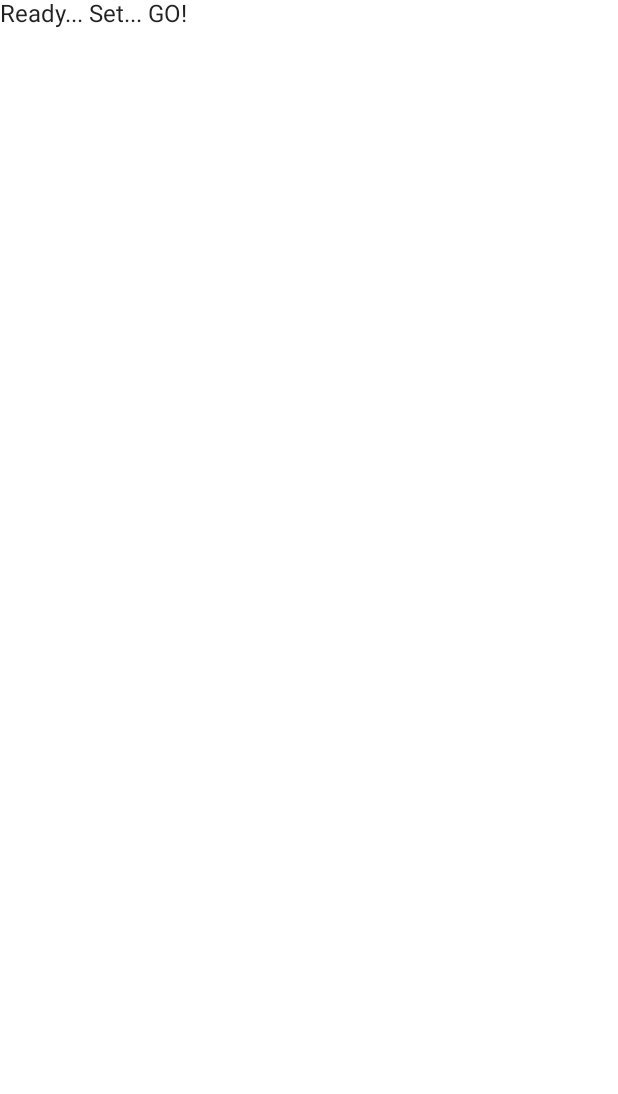
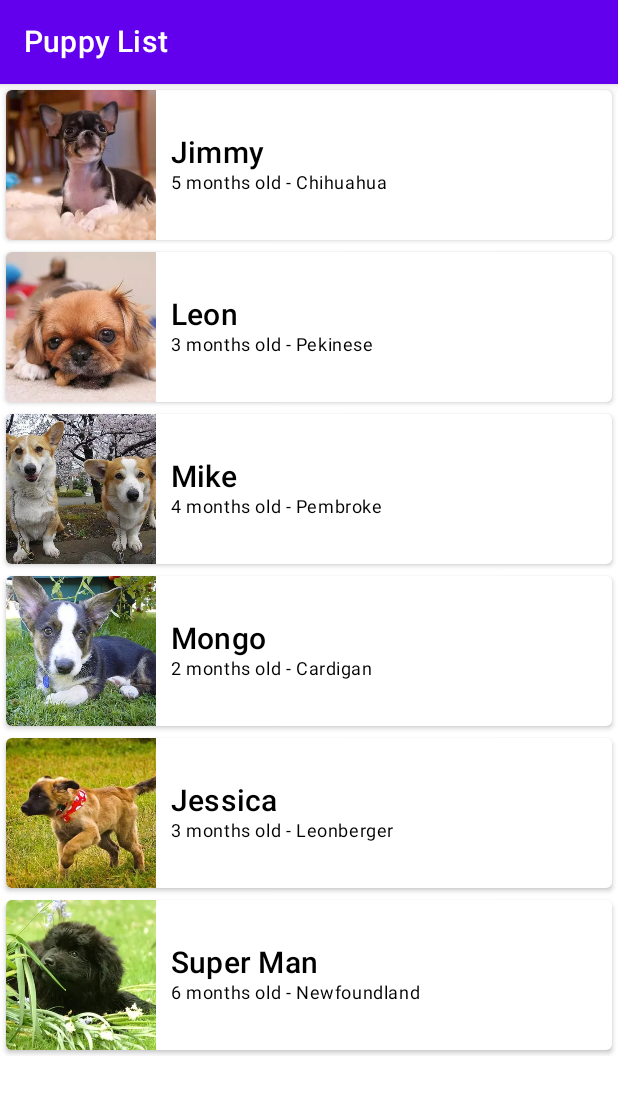
Before and after one commit to narakai/puppy_adoption, an Android app built with Jetpack Compose: the screen it shows after launch (MainActivity), on a phone screen of 412 x 824 dp. Before the commit the part shown is almost empty. Shown: the top 1094 px of the screen. Run offline under Robolectric (Android 15) with nearby library versions, the phone set to English and light mode, and no system bars; our stand-ins replace livedata-compose; 1 statement that could not run was skipped.

Commit message:
Android Dev Challenge: lift off with Jetpack Compose

```diff
--- a/app/build.gradle
+++ b/app/build.gradle
@@ -74,6 +74,10 @@ dependencies {
     implementation "androidx.compose.ui:ui-tooling:$compose_version"
     implementation 'androidx.lifecycle:lifecycle-runtime-ktx:2.3.0'
 
+    implementation 'androidx.lifecycle:lifecycle-viewmodel-compose:1.0.0-alpha02'
+    implementation 'androidx.compose.runtime:runtime-livedata:1.0.0-beta01'
+    implementation "androidx.navigation:navigation-compose:1.0.0-alpha08"
+
     testImplementation 'junit:junit:4.13.2'
 
     androidTestImplementation 'androidx.test.ext:junit:1.1.2'
--- a/app/src/main/java/com/example/androiddevchallenge/MainActivity.kt
+++ b/app/src/main/java/com/example/androiddevchallenge/MainActivity.kt
@@ -23,6 +23,7 @@ import androidx.compose.material.Surface
 import androidx.compose.material.Text
 import androidx.compose.runtime.Composable
 import androidx.compose.ui.tooling.preview.Preview
+import com.example.androiddevchallenge.ui.PageNavigationController
 import com.example.androiddevchallenge.ui.theme.MyTheme
 
 class MainActivity : AppCompatActivity() {
@@ -30,7 +31,7 @@ class MainActivity : AppCompatActivity() {
         super.onCreate(savedInstanceState)
         setContent {
             MyTheme {
-                MyApp()
+                PageNavigationController()
             }
         }
     }
--- /dev/null
+++ b/app/src/main/java/com/example/androiddevchallenge/model/Puppy.kt
@@ -0,0 +1,82 @@
+/*
+ *
+ *  * Copyright 2021 The Android Open Source Project
+ *  *
+ *  * Licensed under the Apache License, Version 2.0 (the "License");
+ *  * you may not use this file except in compliance with the License.
+ *  * You may obtain a copy of the License at
+ *  *
+ *  *     https://www.apache.org/licenses/LICENSE-2.0
+ *  *
+ *  * Unless required by applicable law or agreed to in writing, software
+ *  * distributed under the License is distributed on an "AS IS" BASIS,
+ *  * WITHOUT WARRANTIES OR CONDITIONS OF ANY KIND, either express or implied.
+ *  * See the License for the specific language governing permissions and
+ *  * limitations under the License.
+ *
+ */
+
+package com.example.androiddevchallenge.model
+
+import androidx.annotation.DrawableRes
+import com.example.androiddevchallenge.R
+
+data class Puppy(
+    val id: Int,
+    val name: String,
+    val breed: String,
+    val description: String,
+    val age: String,
+    @DrawableRes val drawableRes: Int
+)
+
+val samplePuppyList = listOf(
+    Puppy(
+        1,
+        "Jimmy",
+        "Chihuahua",
+        "The Chihuahua dog breed‘s charms include their small size, big personality, and variety in coat types and colors.",
+        "5 months old",
+        R.drawable.chihuahua
+    ),
+    Puppy(
+        2,
+        "Leon",
+        "Pekinese",
+        "The Pekingese, a compact toy companion of regal bearing and a distinctive rolling gait, is one of several breeds created for the ruling classes of ancient China.",
+        "3 months old",
+        R.drawable.pekinese
+    ),
+    Puppy(
+        3,
+        "Mike",
+        "Pembroke",
+        "Originally bred to herd cattle, sheep, and horses, the Pembroke is an active and intelligent dog breed.",
+        "4 months old",
+        R.drawable.pembroke
+    ),
+    Puppy(
+        4,
+        "Mongo",
+        "Cardigan",
+        "The Cardigan is one of two separate dog breeds known as Welsh Corgis that originated in Wales; the other is the Pembroke Welsh Corgi.",
+        "2 months old",
+        R.drawable.cardigan
+    ),
+    Puppy(
+        5,
+        "Jessica",
+        "Leonberger",
+        "The Leonberger is a dog breed, whose name derives from the city of Leonberg in Baden-Württemberg, Germany. ",
+        "3 months old",
+        R.drawable.leonberg
+    ),
+    Puppy(
+        6,
+        "Super Man",
+        "Newfoundland",
+        "The Newfoundland is a large, strong dog breed from Newfoundland. They were originally used as a working dog to pull nets for fishermen and haul wood from the forest. ",
+        "6 months old",
+        R.drawable.newfoundland
+    ),
+)
--- /dev/null
+++ b/app/src/main/java/com/example/androiddevchallenge/ui/Navigation.kt
@@ -0,0 +1,53 @@
+/*
+ *
+ *  * Copyright 2021 The Android Open Source Project
+ *  *
+ *  * Licensed under the Apache License, Version 2.0 (the "License");
+ *  * you may not use this file except in compliance with the License.
+ *  * You may obtain a copy of the License at
+ *  *
+ *  *     https://www.apache.org/licenses/LICENSE-2.0
+ *  *
+ *  * Unless required by applicable law or agreed to in writing, software
+ *  * distributed under the License is distributed on an "AS IS" BASIS,
+ *  * WITHOUT WARRANTIES OR CONDITIONS OF ANY KIND, either express or implied.
+ *  * See the License for the specific language governing permissions and
+ *  * limitations under the License.
+ *
+ */
+
+package com.example.androiddevchallenge.ui
+
+import androidx.compose.material.Scaffold
+import androidx.compose.material.Text
+import androidx.compose.material.TopAppBar
+import androidx.compose.runtime.Composable
+import androidx.compose.ui.tooling.preview.Preview
+import androidx.navigation.NavType
+import androidx.navigation.compose.NavHost
+import androidx.navigation.compose.composable
+import androidx.navigation.compose.navArgument
+import androidx.navigation.compose.rememberNavController
+import com.example.androiddevchallenge.ui.page.PuppyDetailsPage
+import com.example.androiddevchallenge.ui.page.PuppyMainPage
+
+@Preview
+@Composable
+fun PageNavigationController() {
+    val navController = rememberNavController()
+    NavHost(
+        navController = navController,
+        startDestination = "main"
+    ) {
+        composable("main") {
+            PuppyMainPage(navController)
+        }
+        composable(
+            route = "detail/{puppyId}",
+            arguments = listOf(navArgument("puppyId") { type = NavType.IntType })
+        ) { backStackEntry ->
+            backStackEntry.arguments?.getInt("puppyId")
+                ?.let { puppyId -> PuppyDetailsPage(puppyId, navController) }
+        }
+    }
+}
--- /dev/null
+++ b/app/src/main/java/com/example/androiddevchallenge/ui/PuppyList.kt
@@ -0,0 +1,38 @@
+/*
+ *
+ *  * Copyright 2021 The Android Open Source Project
+ *  *
+ *  * Licensed under the Apache License, Version 2.0 (the "License");
+ *  * you may not use this file except in compliance with the License.
+ *  * You may obtain a copy of the License at
+ *  *
+ *  *     https://www.apache.org/licenses/LICENSE-2.0
+ *  *
+ *  * Unless required by applicable law or agreed to in writing, software
+ *  * distributed under the License is distributed on an "AS IS" BASIS,
+ *  * WITHOUT WARRANTIES OR CONDITIONS OF ANY KIND, either express or implied.
+ *  * See the License for the specific language governing permissions and
+ *  * limitations under the License.
+ *
+ */
+
+package com.example.androiddevchallenge.ui
+
+import androidx.compose.foundation.layout.fillMaxWidth
+import androidx.compose.foundation.lazy.LazyColumn
+import androidx.compose.foundation.lazy.items
+import androidx.compose.runtime.Composable
+import androidx.compose.ui.Modifier
+import com.example.androiddevchallenge.model.Puppy
+
+@Composable
+fun PuppyList(
+    puppyItems: List<Puppy>,
+    onSelected: (Puppy) -> Unit
+) {
+    LazyColumn(modifier = Modifier.fillMaxWidth()) {
+        items(puppyItems, key = { puppy -> puppy.id }) { puppy ->
+            PuppyListItem(puppy = puppy, onSelected = { onSelected(puppy) })
+        }
+    }
+}
--- /dev/null
+++ b/app/src/main/java/com/example/androiddevchallenge/ui/PuppyListItem.kt
@@ -0,0 +1,91 @@
+/*
+ *
+ *  * Copyright 2021 The Android Open Source Project
+ *  *
+ *  * Licensed under the Apache License, Version 2.0 (the "License");
+ *  * you may not use this file except in compliance with the License.
+ *  * You may obtain a copy of the License at
+ *  *
+ *  *     https://www.apache.org/licenses/LICENSE-2.0
+ *  *
+ *  * Unless required by applicable law or agreed to in writing, software
+ *  * distributed under the License is distributed on an "AS IS" BASIS,
+ *  * WITHOUT WARRANTIES OR CONDITIONS OF ANY KIND, either express or implied.
+ *  * See the License for the specific language governing permissions and
+ *  * limitations under the License.
+ *
+ */
+
+package com.example.androiddevchallenge.ui
+
+import androidx.compose.foundation.Image
+import androidx.compose.foundation.clickable
+import androidx.compose.foundation.layout.Arrangement
+import androidx.compose.foundation.layout.Box
+import androidx.compose.foundation.layout.Column
+import androidx.compose.foundation.layout.Row
+import androidx.compose.foundation.layout.aspectRatio
+import androidx.compose.foundation.layout.fillMaxHeight
+import androidx.compose.foundation.layout.fillMaxWidth
+import androidx.compose.foundation.layout.height
+import androidx.compose.foundation.layout.padding
+import androidx.compose.material.Card
+import androidx.compose.material.MaterialTheme
+import androidx.compose.material.Text
+import androidx.compose.runtime.Composable
+import androidx.compose.ui.Modifier
+import androidx.compose.ui.graphics.painter.Painter
+import androidx.compose.ui.layout.ContentScale
+import androidx.compose.ui.res.painterResource
+import androidx.compose.ui.tooling.preview.Preview
+import androidx.compose.ui.unit.dp
+import com.example.androiddevchallenge.model.Puppy
+import com.example.androiddevchallenge.model.samplePuppyList
+
+@Composable
+fun PuppyListItem(puppy: Puppy, onSelected: () -> Unit) {
+    Box(modifier = Modifier.padding(4.dp)) {
+        Card(
+            elevation = 2.dp,
+            backgroundColor = MaterialTheme.colors.surface
+        ) {
+            Row(
+                modifier = Modifier
+                    .clickable(onClick = onSelected)
+                    .fillMaxWidth()
+                    .height(100.dp)
+            ) {
+                val image: Painter = painterResource(id = puppy.drawableRes)
+                Image(
+                    painter = image,
+                    contentDescription = puppy.name,
+                    contentScale = ContentScale.Crop,
+                    modifier = Modifier.aspectRatio(1f)
+                )
+                Column(
+                    modifier = Modifier
+                        .padding(10.dp)
+                        .fillMaxHeight(),
+                    verticalArrangement = Arrangement.Center
+                ) {
+                    Text(
+                        text = puppy.name,
+                        style = MaterialTheme.typography.h6,
+                        color = MaterialTheme.colors.onSurface
+                    )
+                    Text(
+                        text = "${puppy.age} - ${puppy.breed}",
+                        style = MaterialTheme.typography.caption,
+                        color = MaterialTheme.colors.onSurface
+                    )
+                }
+            }
+        }
+    }
+}
+
+@Preview()
+@Composable
+fun SamplePuppyItem() {
+    PuppyListItem(puppy = samplePuppyList.first(), onSelected = {})
+}
--- /dev/null
+++ b/app/src/main/java/com/example/androiddevchallenge/ui/page/PuppyMainPage.kt
@@ -0,0 +1,62 @@
+/*
+ *
+ *  * Copyright 2021 The Android Open Source Project
+ *  *
+ *  * Licensed under the Apache License, Version 2.0 (the "License");
+ *  * you may not use this file except in compliance with the License.
+ *  * You may obtain a copy of the License at
+ *  *
+ *  *     https://www.apache.org/licenses/LICENSE-2.0
+ *  *
+ *  * Unless required by applicable law or agreed to in writing, software
+ *  * distributed under the License is distributed on an "AS IS" BASIS,
+ *  * WITHOUT WARRANTIES OR CONDITIONS OF ANY KIND, either express or implied.
+ *  * See the License for the specific language governing permissions and
+ *  * limitations under the License.
+ *
+ */
+
+package com.example.androiddevchallenge.ui.page
+
+import androidx.compose.material.Scaffold
+import androidx.compose.material.Text
+import androidx.compose.material.TopAppBar
+import androidx.compose.runtime.Composable
+import androidx.compose.runtime.State
+import androidx.compose.runtime.livedata.observeAsState
+import com.example.androiddevchallenge.model.Puppy
+import com.example.androiddevchallenge.viewmodel.PuppyViewModel
+import androidx.lifecycle.viewmodel.compose.viewModel
+import androidx.navigation.NavHostController
+import androidx.navigation.compose.navigate
+import com.example.androiddevchallenge.ui.PuppyList
+
+@Composable
+fun PuppyMainPage(
+    navController: NavHostController,
+    puppiesListViewModel: PuppyViewModel = viewModel()
+) {
+    Scaffold(
+        topBar = {
+            TopAppBar(
+                title = { Text(text = "Puppy List") },
+            )
+        }
+    ) {
+        val puppyItems: State<List<Puppy>> =
+            puppiesListViewModel.puppyList.observeAsState(emptyList())
+        PuppyList(
+            puppyItems = puppyItems.value,
+            onSelected = { puppy ->
+                navController.navigate("detail/${puppy.id}") {
+                    anim {
+                        enter = android.R.anim.slide_in_left
+                        exit = android.R.anim.slide_out_right
+                        popEnter = android.R.anim.slide_in_left
+                        popExit = android.R.anim.slide_out_right
+                    }
+                }
+            }
+        )
+    }
+}
--- /dev/null
+++ b/app/src/main/java/com/example/androiddevchallenge/viewmodel/PuppyViewModel.kt
@@ -0,0 +1,30 @@
+/*
+ *
+ *  * Copyright 2021 The Android Open Source Project
+ *  *
+ *  * Licensed under the Apache License, Version 2.0 (the "License");
+ *  * you may not use this file except in compliance with the License.
+ *  * You may obtain a copy of the License at
+ *  *
+ *  *     https://www.apache.org/licenses/LICENSE-2.0
+ *  *
+ *  * Unless required by applicable law or agreed to in writing, software
+ *  * distributed under the License is distributed on an "AS IS" BASIS,
+ *  * WITHOUT WARRANTIES OR CONDITIONS OF ANY KIND, either express or implied.
+ *  * See the License for the specific language governing permissions and
+ *  * limitations under the License.
+ *
+ */
+
+package com.example.androiddevchallenge.viewmodel
+
+import androidx.lifecycle.LiveData
+import androidx.lifecycle.MutableLiveData
+import androidx.lifecycle.ViewModel
+import com.example.androiddevchallenge.model.Puppy
+import com.example.androiddevchallenge.model.samplePuppyList
+
+class PuppyViewModel : ViewModel() {
+    private val _puppyList = MutableLiveData(samplePuppyList)
+    val puppyList: LiveData<List<Puppy>> = _puppyList
+}
```
Also changed, not shown: app/src/main/java/com/example/androiddevchallenge/ui/page/PuppyDetailPage.kt (added, +120 -0 lines), app/src/main/res/drawable/cardigan.webp (added), app/src/main/res/drawable/chihuahua.webp (added), app/src/main/res/drawable/leonberg.webp (added), app/src/main/res/drawable/newfoundland.webp (added), app/src/main/res/drawable/pekinese.webp (added), app/src/main/res/drawable/pembroke.webp (added).
